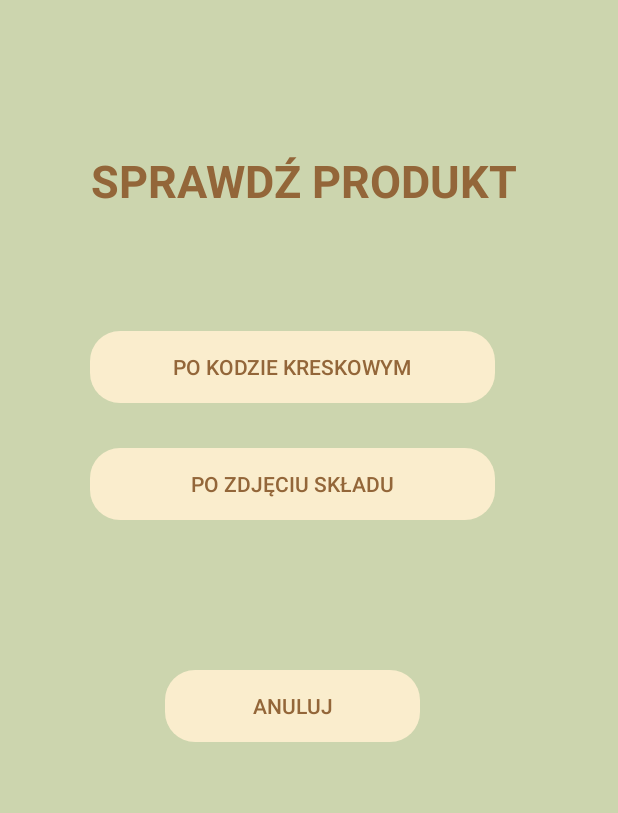
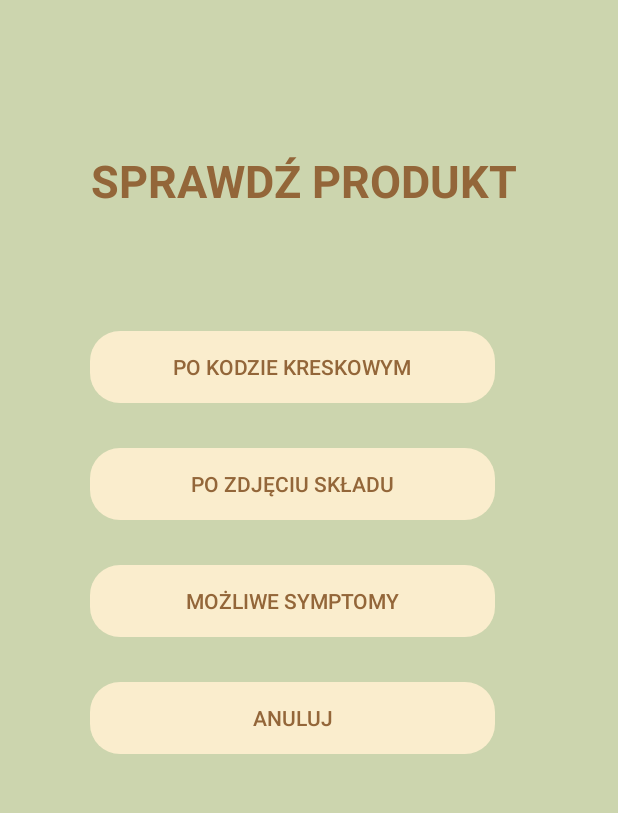
Before and after one commit to JacobChojnacki/Allergic_Detector_Application, an Android app: the CheckProduct screen opened directly, with no data from a screen before it, on a phone screen of 412 x 824 dp, the part 84-897 px from its top. Run offline under Robolectric (Android 15) with nearby library versions, the phone set to English and light mode, and no system bars.

Commit message:
07.12.2022

```diff
--- a/app/src/main/AndroidManifest.xml
+++ b/app/src/main/AndroidManifest.xml
@@ -17,12 +17,12 @@
 
     <application
         android:allowBackup="true"
-        android:hardwareAccelerated="false"
-        android:largeHeap="true"
         android:dataExtractionRules="@xml/data_extraction_rules"
         android:fullBackupContent="@xml/backup_rules"
+        android:hardwareAccelerated="false"
         android:icon="@drawable/ic_launcher_foreground"
         android:label="@string/app_name"
+        android:largeHeap="true"
         android:requestLegacyExternalStorage="true"
         android:roundIcon="@drawable/ic_launcher_background"
         android:supportsRtl="true"
@@ -40,6 +40,7 @@
         <activity android:name=".photo.QrPhoto" />
         <activity android:name=".UserTools.AddAllergens" />
         <activity android:name=".photo.TextRecog" />
+        <activity android:name=".photo.Symptoms" />
 
         <meta-data
             android:name="com.google.mlkit.vision.DEPENDENCIES"
--- a/app/src/main/java/com/example/allergicdetectorapplication/UserTools/CheckProduct.kt
+++ b/app/src/main/java/com/example/allergicdetectorapplication/UserTools/CheckProduct.kt
@@ -6,11 +6,14 @@ import android.widget.Button
 import androidx.appcompat.app.AppCompatActivity
 import com.example.allergicdetectorapplication.R
 import com.example.allergicdetectorapplication.photo.QrPhoto
+import com.example.allergicdetectorapplication.photo.Symptoms
 import com.example.allergicdetectorapplication.photo.TextRecog
+import com.google.firebase.internal.InternalTokenProvider
 
 class CheckProduct : AppCompatActivity() {
     private lateinit var btnQrPhoto: Button
     private lateinit var btnIngredientPhoto: Button
+    private lateinit var btnPossibleSymptoms: Button
     private lateinit var btnCancelCheck: Button
 
     override fun onCreate(savedInstanceState: Bundle?) {
@@ -19,6 +22,7 @@ class CheckProduct : AppCompatActivity() {
 
         btnQrPhoto = findViewById(R.id.btnQrPhoto)
         btnIngredientPhoto = findViewById(R.id.btnIngredientPhoto)
+        btnPossibleSymptoms = findViewById(R.id.btnPossibleSymptoms)
         btnCancelCheck = findViewById(R.id.btnCancelCheck)
 
         btnCancelCheck.setOnClickListener {
@@ -31,6 +35,11 @@ class CheckProduct : AppCompatActivity() {
             startActivity(intent)
         }
 
+        btnPossibleSymptoms.setOnClickListener{
+            intent = Intent(this, Symptoms::class.java)
+            startActivity(intent)
+        }
+
         btnIngredientPhoto.setOnClickListener {
             intent = Intent(this, TextRecog::class.java)
             startActivity(intent)
--- a/app/src/main/java/com/example/allergicdetectorapplication/UserTools/UserMain.kt
+++ b/app/src/main/java/com/example/allergicdetectorapplication/UserTools/UserMain.kt
@@ -27,6 +27,7 @@ class UserMain : AppCompatActivity() {
         binding = ActivityUserMainBinding.inflate(layoutInflater)
         setContentView(R.layout.activity_user_main)
 
+
         btnCheckAllergens = findViewById(R.id.btnAllergens)
         btnCheckProduct = findViewById(R.id.btnCheckProduct)
         btnCalendarDust = findViewById(R.id.btnCalendarDust)
@@ -45,6 +46,7 @@ class UserMain : AppCompatActivity() {
             val intent = Intent(this, CheckProduct::class.java)
             startActivity(intent)
         }
+
 
         btnLogOut.setOnClickListener {
             val intent = Intent(this, MainActivity::class.java)
--- a/app/src/main/java/com/example/allergicdetectorapplication/photo/TextRecog.kt
+++ b/app/src/main/java/com/example/allergicdetectorapplication/photo/TextRecog.kt
@@ -3,7 +3,6 @@ package com.example.allergicdetectorapplication.photo
 import android.annotation.SuppressLint
 import android.content.Intent
 import android.graphics.Bitmap
-import android.graphics.drawable.Drawable
 import android.os.Bundle
 import android.provider.MediaStore
 import android.util.Log
@@ -12,7 +11,6 @@ import android.widget.ImageButton
 import android.widget.ImageView
 import android.widget.TextView
 import android.widget.Toast
-import android.view.View
 import androidx.activity.result.ActivityResultLauncher
 import androidx.activity.result.contract.ActivityResultContracts
 import androidx.appcompat.app.AlertDialog
--- a/app/src/main/res/layout/activity_check_product.xml
+++ b/app/src/main/res/layout/activity_check_product.xml
@@ -11,8 +11,8 @@
     <TextView
         android:layout_width="wrap_content"
         android:layout_height="wrap_content"
+        android:layout_marginStart="60sp"
         android:layout_marginTop="100dp"
-        android:layout_marginStart="60sp"
         android:text="@string/check_product"
         android:textAlignment="center"
         android:textColor="@color/text_color"
@@ -40,13 +40,24 @@
         android:textColor="@color/text_color" />
 
     <androidx.appcompat.widget.AppCompatButton
+        android:id="@+id/btnPossibleSymptoms"
+        android:layout_width="270sp"
+        android:layout_height="wrap_content"
+        android:layout_marginHorizontal="60sp"
+        android:layout_marginTop="30sp"
+        android:background="@drawable/ripple"
+        android:text="@string/possible_symptoms"
+        android:textColor="@color/text_color" />
+
+    <androidx.appcompat.widget.AppCompatButton
         android:id="@+id/btnCancelCheck"
-        android:layout_width="170sp"
+        android:layout_width="270sp"
         android:layout_height="wrap_content"
-        android:layout_marginHorizontal="110sp"
-        android:layout_marginTop="100sp"
+        android:layout_marginHorizontal="60sp"
+        android:layout_marginTop="30sp"
         android:background="@drawable/ripple"
         android:text="@string/cancel"
         android:textColor="@color/text_color" />
 
+
 </LinearLayout>
--- a/app/src/main/res/values/strings.xml
+++ b/app/src/main/res/values/strings.xml
@@ -40,4 +40,8 @@
     <string name="hello_blank_fragment">Hello blank fragment</string>
     <string name="image_button">ImageButton</string>
     <string name="text_scanner">TEKST SKANER</string>
+    <string name="allergy_symptoms_1">Symptomy Alergi czesc 1</string>
+    <string name="allergy_symptoms_2">Symptomy alergii czesc 2</string>
+    <string name="symptoms_of_allergic">SYMPTOMY ALERGII</string>
+    <string name="possible_symptoms">MOŻLIWE SYMPTOMY</string>
 </resources>
```
Also changed, not shown: app/src/main/java/com/example/allergicdetectorapplication/photo/Symptoms.kt (added, +26 -0 lines), app/src/main/res/layout/activity_symptoms.xml (added, +45 -0 lines), app/src/main/res/drawable/symptomy_1.png (added), app/src/main/res/drawable/symptomy_2.png (added), 1 other file.
